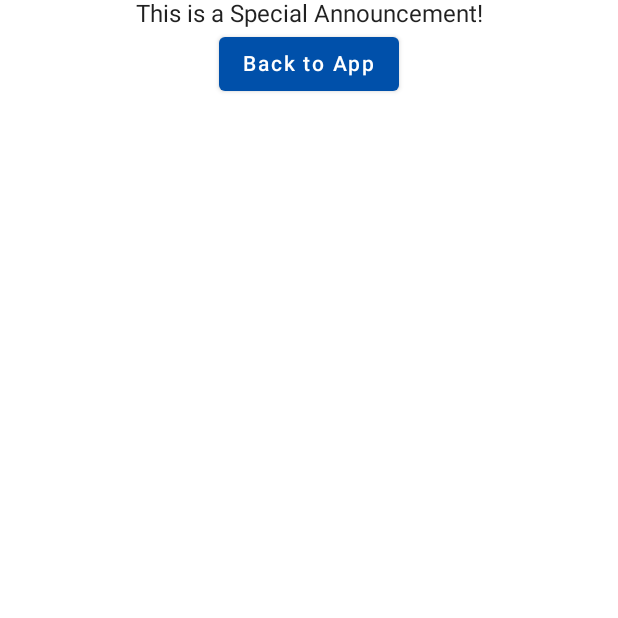
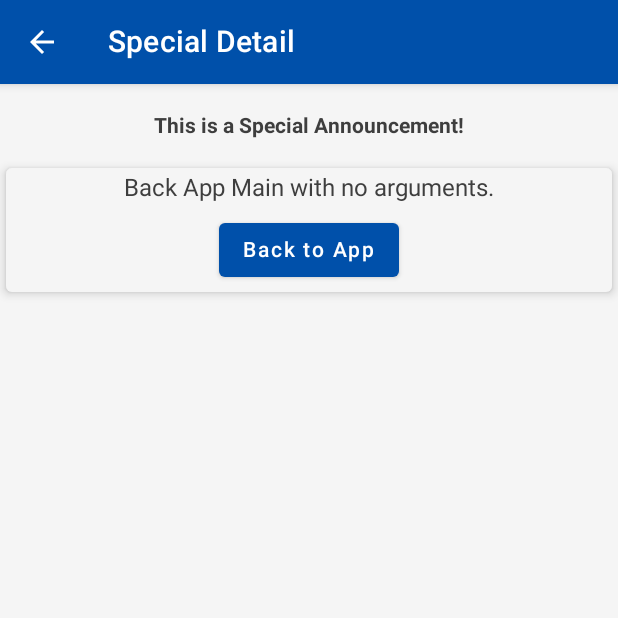
Before and after one commit to SkarCBR/Notification-Playground, an Android app built with Jetpack Compose: the SpecialResultActivity screen opened directly, with no data from a screen before it, on a phone screen of 412 x 824 dp, the top half of it. Run offline under Robolectric (Android 15) with nearby library versions, the phone set to English and light mode, and no system bars.

Commit message:
update special result activity

```diff
--- a/app/src/main/java/com/mrskar/notificationsplayground/SpecialResultActivity.kt
+++ b/app/src/main/java/com/mrskar/notificationsplayground/SpecialResultActivity.kt
@@ -6,16 +6,20 @@ import android.os.Bundle
 import androidx.activity.ComponentActivity
 import androidx.activity.compose.BackHandler
 import androidx.activity.compose.setContent
-import androidx.compose.foundation.layout.Column
-import androidx.compose.foundation.layout.Row
 import androidx.compose.foundation.layout.fillMaxSize
-import androidx.compose.material.Button
-import androidx.compose.material.Snackbar
+import androidx.compose.material.Icon
+import androidx.compose.material.IconButton
+import androidx.compose.material.MaterialTheme
+import androidx.compose.material.Scaffold
+import androidx.compose.material.SnackbarDuration
+import androidx.compose.material.SnackbarResult
 import androidx.compose.material.Text
+import androidx.compose.material.TopAppBar
+import androidx.compose.material.icons.Icons
+import androidx.compose.material.icons.outlined.ArrowBack
+import androidx.compose.material.rememberScaffoldState
 import androidx.compose.runtime.Composable
-import androidx.compose.runtime.mutableStateOf
-import androidx.compose.runtime.remember
-import androidx.compose.ui.Alignment.Companion.CenterHorizontally
+import androidx.compose.runtime.LaunchedEffect
 import androidx.compose.ui.Modifier
 import androidx.compose.ui.tooling.preview.Preview
 import com.mrskar.notificationsplayground.composables.SpecialResultComponent
@@ -25,19 +29,54 @@ class SpecialResultActivity : ComponentActivity() {
 
     override fun onCreate(savedInstanceState: Bundle?) {
         super.onCreate(savedInstanceState)
-        val argument = intent.getStringExtra(ARG_SECTION) ?: ""
+        val section = intent.getStringExtra(ARG_SECTION) ?: ""
         val comingFromNotification = intent.getBooleanExtra(ARG_IS_NOTIFICATION, false)
         val isDarkMode = getSharedPreferences(
             getString(R.string.sharedpreferences_file), MODE_PRIVATE
         ).getBoolean(KEY_DARKMODE, false)
         setContent {
+            val scaffoldState = rememberScaffoldState()
+            NotificationsPlaygroundTheme(darkTheme = isDarkMode) {
+                Scaffold(modifier = Modifier.fillMaxSize(),
+                    scaffoldState = scaffoldState,
+                    topBar = {
+                        TopAppBar(
+                            title = { Text("Special Detail") },
+                            backgroundColor = MaterialTheme.colors.secondary,
+                            actions = { },
+                            navigationIcon = {
+                                IconButton(
+                                    onClick = { onBackPressed() }
+                                ) {
+                                    Icon(Icons.Outlined.ArrowBack, null)
+                                }
+                            }
+                        )
+                    }
+                ) {
                     SpecialResultComponent(
-                sectionToNavigate = argument,
-                comingFromNotification = comingFromNotification,
+                        sectionToNavigate = section,
                         onBackButtonSelected = { goToApp() },
                         onSectionSelected = { goToResult(it) }
                     )
+                    LaunchedEffect(comingFromNotification) {
+                        if (comingFromNotification) {
+                            val result = scaffoldState.snackbarHostState.showSnackbar(
+                                message = "Notification selected with section: '$section'",
+                                actionLabel = "Dismiss",
+                                duration = SnackbarDuration.Short
+                            )
+                            when (result) {
+                                SnackbarResult.Dismissed -> {
+                                }
+                                SnackbarResult.ActionPerformed -> {
+                                }
+                            }
+                        }
+                    }
+                }
                 BackHandler(enabled = true, onBack = { finish() })
+            }
         }
     }
 
@@ -75,11 +114,30 @@ class SpecialResultActivity : ComponentActivity() {
 @Preview(showBackground = true)
 @Composable
 private fun DefaultPreview() {
+    NotificationsPlaygroundTheme(darkTheme = false) {
+        Scaffold(modifier = Modifier.fillMaxSize(),
+            scaffoldState = rememberScaffoldState(),
+            topBar = {
+                TopAppBar(
+                    title = { Text("Special Detail") },
+                    backgroundColor = MaterialTheme.colors.secondary,
+                    actions = { },
+                    navigationIcon = {
+                        IconButton(
+                            onClick = { }
+                        ) {
+                            Icon(Icons.Outlined.ArrowBack, null)
+                        }
+                    }
+                )
+            }
+        ) {
             SpecialResultComponent(
                 sectionToNavigate = "result",
-        comingFromNotification = false,
                 onBackButtonSelected = { },
                 onSectionSelected = { }
             )
+        }
         BackHandler(enabled = true, onBack = { })
     }
+}
--- a/app/src/main/java/com/mrskar/notificationsplayground/composables/SpecialResultComponent.kt
+++ b/app/src/main/java/com/mrskar/notificationsplayground/composables/SpecialResultComponent.kt
@@ -1,61 +1,97 @@
 package com.mrskar.notificationsplayground.composables
 
 import androidx.compose.foundation.layout.Column
-import androidx.compose.foundation.layout.Row
 import androidx.compose.foundation.layout.fillMaxSize
+import androidx.compose.foundation.layout.fillMaxWidth
+import androidx.compose.foundation.layout.padding
+import androidx.compose.foundation.layout.wrapContentSize
 import androidx.compose.material.Button
-import androidx.compose.material.Snackbar
+import androidx.compose.material.Card
 import androidx.compose.material.Text
 import androidx.compose.runtime.Composable
-import androidx.compose.runtime.mutableStateOf
-import androidx.compose.runtime.remember
-import androidx.compose.ui.Alignment
+import androidx.compose.ui.Alignment.Companion.CenterHorizontally
 import androidx.compose.ui.Modifier
-import com.mrskar.notificationsplayground.ui.theme.NotificationsPlaygroundTheme
+import androidx.compose.ui.text.TextStyle
+import androidx.compose.ui.text.font.FontWeight
+import androidx.compose.ui.tooling.preview.Preview
+import androidx.compose.ui.unit.dp
 
 @Composable
 fun SpecialResultComponent(
     sectionToNavigate: String,
-    comingFromNotification: Boolean,
     onBackButtonSelected: () -> Unit,
     onSectionSelected: (section: String) -> Unit,
 ) {
-    NotificationsPlaygroundTheme {
-        Column(Modifier.fillMaxSize()) {
-            val (snackbarVisibleState, setSnackbarState) =
-                remember { mutableStateOf(comingFromNotification) }
-
-            Text(
-                modifier = Modifier.align(Alignment.CenterHorizontally),
-                text = "This is a Special Announcement!"
+    Column(
+        Modifier
+            .fillMaxSize()
+            .padding(4.dp)) {
+        Text(
+            modifier = Modifier
+                .align(CenterHorizontally)
+                .padding(16.dp),
+            text = "This is a Special Announcement!",
+            style = TextStyle(
+                fontWeight = FontWeight.Bold
             )
-            Row(modifier = Modifier.align(Alignment.CenterHorizontally)) {
-                Button(
-                    onClick = { onBackButtonSelected() }
-                ) {
-                    Text(text = "Back to App")
-                }
-                if (sectionToNavigate.isNotEmpty()) {
+        )
+        Column(modifier = Modifier.align(CenterHorizontally)) {
+            Card(
+                modifier = Modifier
+                    .fillMaxWidth()
+                    .padding(top = 4.dp, bottom = 4.dp)
+                    .align(CenterHorizontally),
+                elevation
+                = 4.dp) {
+                Column(horizontalAlignment = CenterHorizontally) {
+                    Text(
+                        text = "Back App Main with no arguments.",
+                        modifier = Modifier.padding(4.dp)
+                    )
                     Button(
-                        onClick = { onSectionSelected(sectionToNavigate) }
+                        onClick = { onBackButtonSelected() },
+                        modifier = Modifier.padding(4.dp)
                     ) {
-                        Text(text = "Go to ".plus(sectionToNavigate.replaceFirstChar { it.uppercase() }))
+                        Text(text = "Back to App")
                     }
                 }
             }
-            if (snackbarVisibleState) {
-                Snackbar(
-                    action = {
-                        Button(onClick = { setSnackbarState(!snackbarVisibleState) }
+            if (sectionToNavigate.isNotEmpty()) {
+                Card(
+                    modifier = Modifier
+                        .fillMaxWidth()
+                        .padding(top = 4.dp, bottom = 4.dp)
+                        .align(CenterHorizontally),
+                    elevation = 4.dp) {
+                    Column(horizontalAlignment = CenterHorizontally) {
+                        Text(
+                            text = "This button will navigate to the App Section provided.\n" +
+                                "Intent arguments:\n" +
+                                " -comingFromNotification = false\n" +
+                                " -section = $sectionToNavigate",
+                            modifier = Modifier
+                                .padding(4.dp)
+                                .wrapContentSize()
+                        )
+                        Button(
+                            onClick = { onSectionSelected(sectionToNavigate) },
+                            modifier = Modifier.padding(4.dp)
                         ) {
-                            Text("Dismiss")
+                            Text(text = "Go to ".plus(sectionToNavigate.replaceFirstChar { it.uppercase() }))
                         }
                     }
-                ) {
-                    Text(text = "Notification selected!")
                 }
             }
         }
-
     }
 }
+
+@Preview(showBackground = true)
+@Composable
+private fun DefaultPreview() {
+    SpecialResultComponent(
+        sectionToNavigate = "result",
+        onBackButtonSelected = { /*TODO*/ },
+        onSectionSelected = {}
+    )
+}
```
Lines whose indentation alone changed are shown as unchanged.
